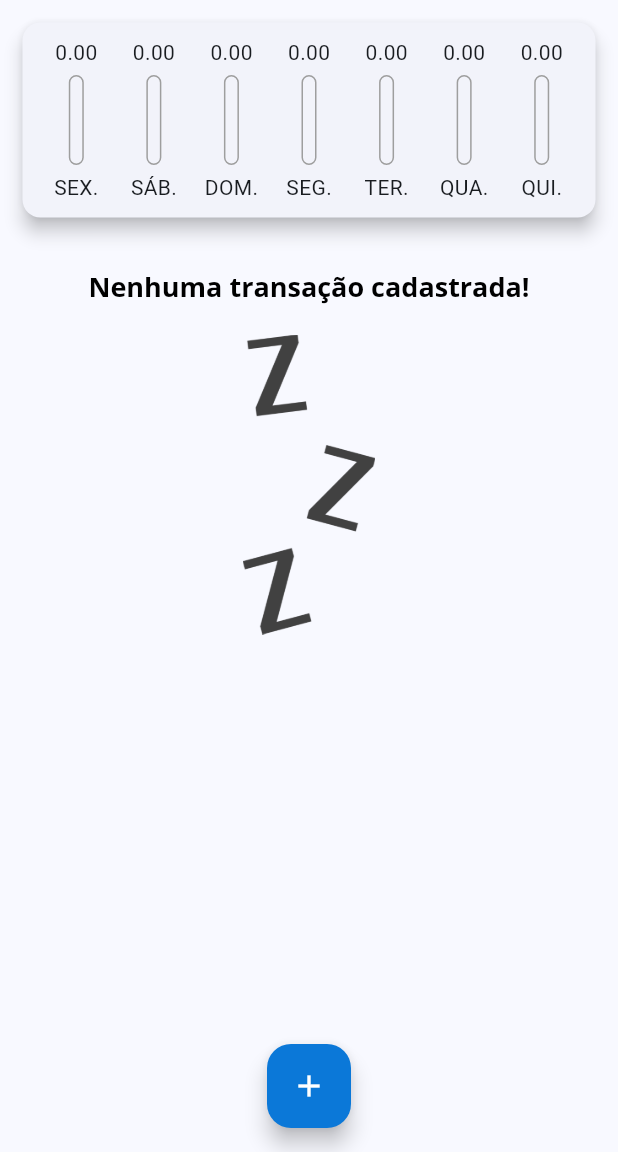
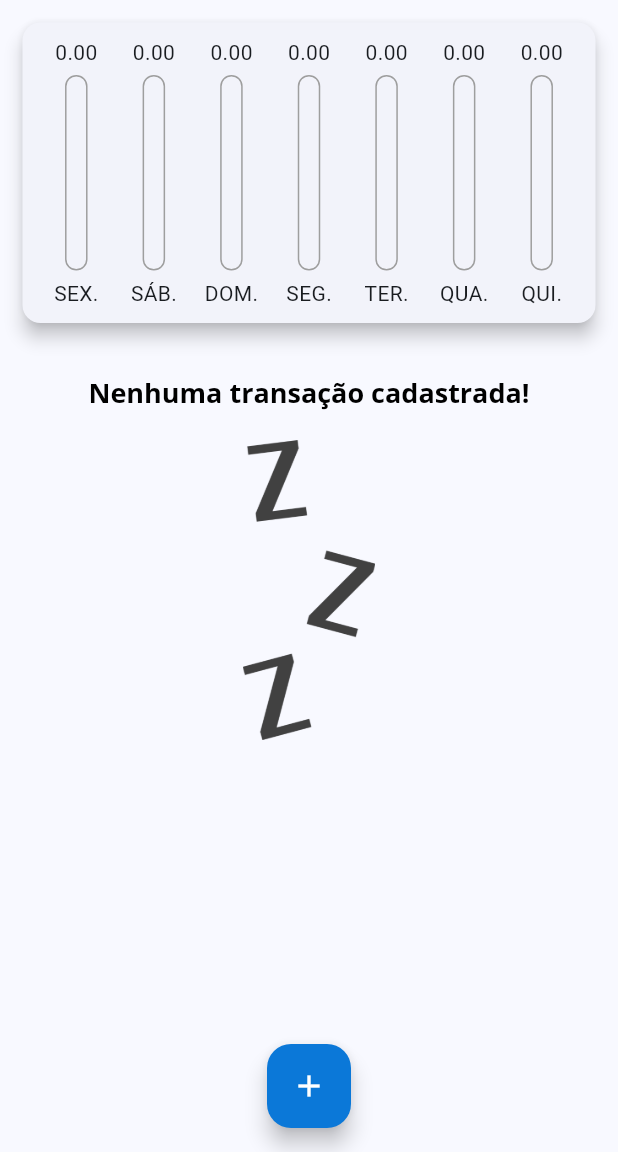
Before and after one commit to Jooaomarcelo/despesas-app, a Flutter app: the screen it shows after launch, on a phone screen of 412 x 824 dp, the part 84-1236 px from its top. Run offline on Flutter 3.47's test engine with Material 3 defaults, Android fonts, the light colour scheme and no system bars.

Commit message:
Added responsiviness acording to device relative height

```diff
--- a/lib/components/chart_bar.dart
+++ b/lib/components/chart_bar.dart
@@ -24,9 +24,9 @@ class ChartBar extends StatelessWidget {
           ),
         ),
         const SizedBox(height: 5),
-        SizedBox(
-          height: 60,
-          width: 10,
+        Expanded(
+          child: SizedBox(
+            width: 15,
             child: Stack(
               alignment: Alignment.bottomCenter,
               children: <Widget>[
@@ -36,19 +36,20 @@ class ChartBar extends StatelessWidget {
                       color: Colors.grey,
                       width: 1.0,
                     ),
-                  borderRadius: BorderRadius.circular(5),
+                    borderRadius: BorderRadius.circular(7.5),
                   ),
                 ),
                 FractionallySizedBox(
                   heightFactor: percentage,
                   child: Container(
                     decoration: BoxDecoration(
-                    borderRadius: BorderRadius.circular(5),
+                      borderRadius: BorderRadius.circular(7.5),
                       color: Theme.of(context).colorScheme.primary,
                     ),
                   ),
                 ),
               ],
+            ),
           ),
         ),
         const SizedBox(height: 5),
--- a/lib/components/transaction_list.dart
+++ b/lib/components/transaction_list.dart
@@ -10,9 +10,7 @@ class TransactionList extends StatelessWidget {
 
   @override
   Widget build(BuildContext context) {
-    return SizedBox(
-      height: 330,
-      child: transactions.isEmpty
+    return transactions.isEmpty
         ? Column(
             children: <Widget>[
               const SizedBox(
@@ -69,7 +67,6 @@ class TransactionList extends StatelessWidget {
                 ),
               );
             },
-            ),
           );
   }
 }
--- a/lib/main.dart
+++ b/lib/main.dart
@@ -115,6 +115,10 @@ class _MyHomePageState extends State<MyHomePage> {
 
   @override
   Widget build(BuildContext context) {
+    final availableHeight = MediaQuery.of(context).size.height -
+        MediaQuery.of(context).padding.top -
+        AppBar().preferredSize.height;
+
     return Scaffold(
       appBar: AppBar(
         title: const Text('Despesas Pessoais'),
@@ -131,9 +135,12 @@ class _MyHomePageState extends State<MyHomePage> {
           crossAxisAlignment: CrossAxisAlignment.stretch,
           children: <Widget>[
             SizedBox(
+              height: availableHeight * 0.3,
               child: Chart(_recentTransactions),
             ),
-            TransactionList(_transactions, _removeTransaction),
+            SizedBox(
+                height: availableHeight * 0.7,
+                child: TransactionList(_transactions, _removeTransaction)),
           ],
         ),
       ),
```
Lines whose indentation alone changed are shown as unchanged.
